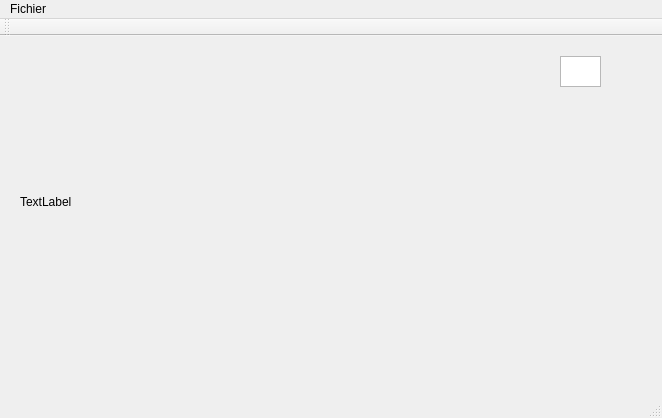
Above: test2/mainwindow.ui from bigflower123/PFE before the change. Below: the same form after it.
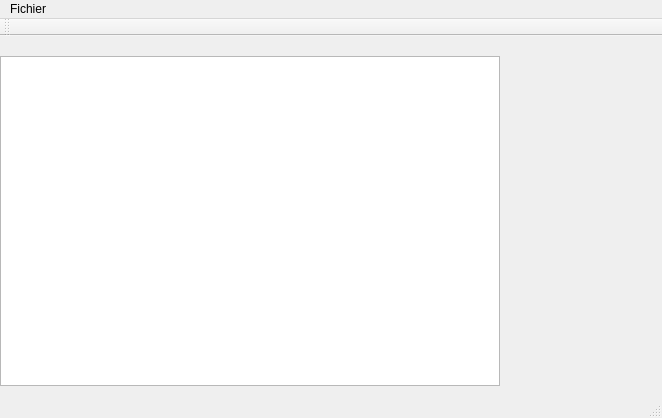
That is the form after the change.

The edit to the form file:
```diff
--- a/test2/mainwindow.ui
+++ b/test2/mainwindow.ui
@@ -14,26 +14,13 @@
    <string>MainWindow</string>
   </property>
   <widget class="QWidget" name="centralWidget">
-   <widget class="QLabel" name="imageLabel">
-    <property name="geometry">
-     <rect>
-      <x>20</x>
-      <y>20</y>
-      <width>521</width>
-      <height>291</height>
-     </rect>
-    </property>
-    <property name="text">
-     <string>TextLabel</string>
-    </property>
-   </widget>
    <widget class="QGraphicsView" name="graphicsView">
     <property name="geometry">
      <rect>
-      <x>560</x>
+      <x>0</x>
       <y>20</y>
-      <width>41</width>
-      <height>31</height>
+      <width>500</width>
+      <height>330</height>
      </rect>
     </property>
    </widget>
```
